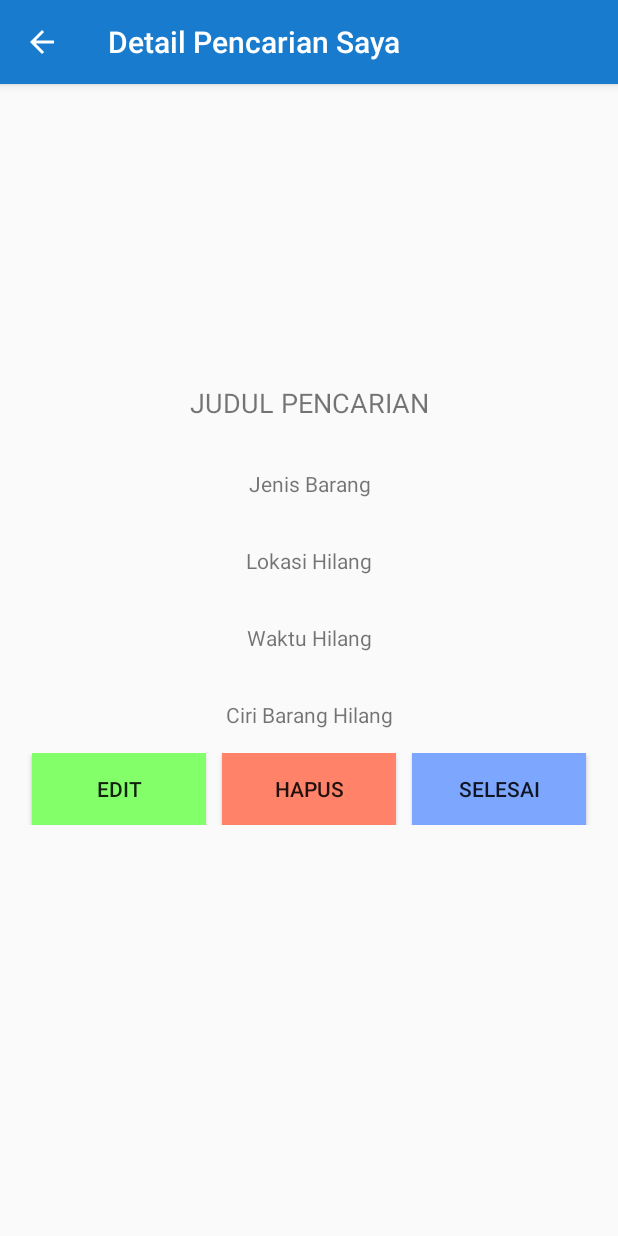
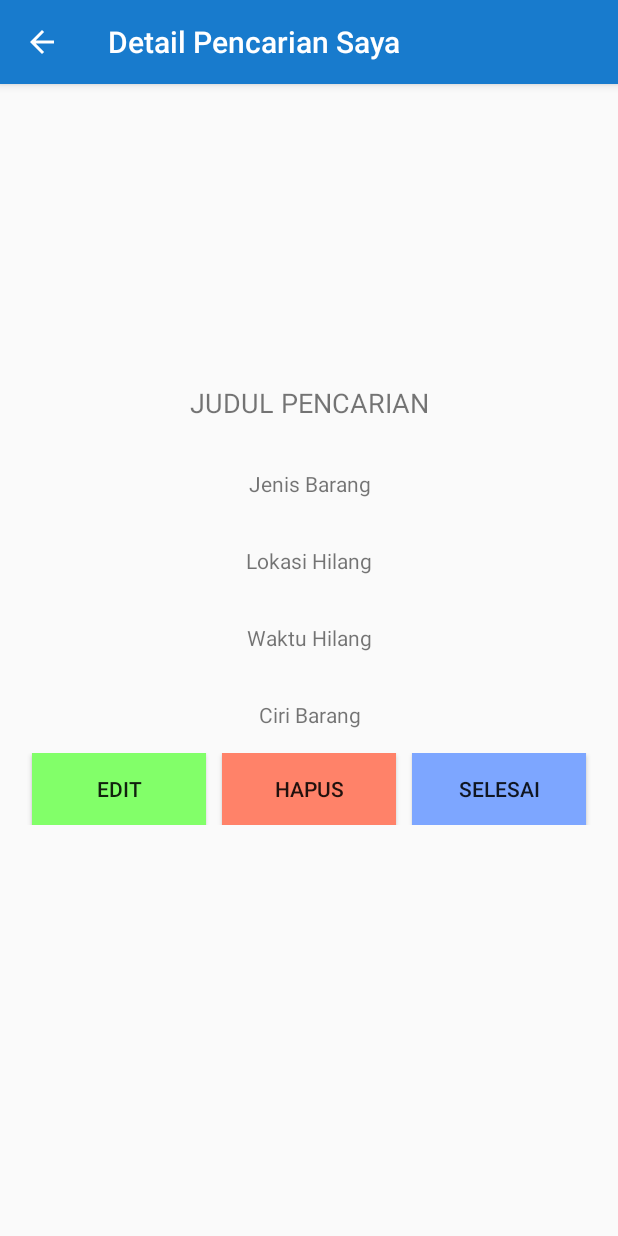
Before and after one commit to Merurezki/LostFoundSTIS2021, an Android app: the DetailMyPencarian screen opened directly, with no data from a screen before it, on a phone screen of 412 x 824 dp. Run offline under Robolectric (Android 15) with nearby library versions, the phone set to English and light mode, and no system bars; our stand-ins replace Volley; network calls fail; pictures from the network do not load; 1 statement that could not run was skipped.

Commit message:
second commit

```diff
--- a/app/src/main/res/values/strings.xml
+++ b/app/src/main/res/values/strings.xml
@@ -20,7 +20,7 @@
     <string name="jenis_barang">Jenis Barang</string>
     <string name="lokasi_hilang">Lokasi Hilang</string>
     <string name="waktu_hilang">Waktu Hilang</string>
-    <string name="cir_bar">Ciri Barang Hilang</string>
+    <string name="cir_bar">Ciri Barang</string>
 
     <string-array name="list_kelompok_barang">
         <item>Alat Tulis</item>
@@ -47,7 +47,7 @@
         <item>ISHOMA</item>
         <item>Sesi 3</item>
         <item>Sesi 4</item>
-        <item>Sesi Malam</item>
+        <item>Malam</item>
     </string-array>
 
 </resources>
```
